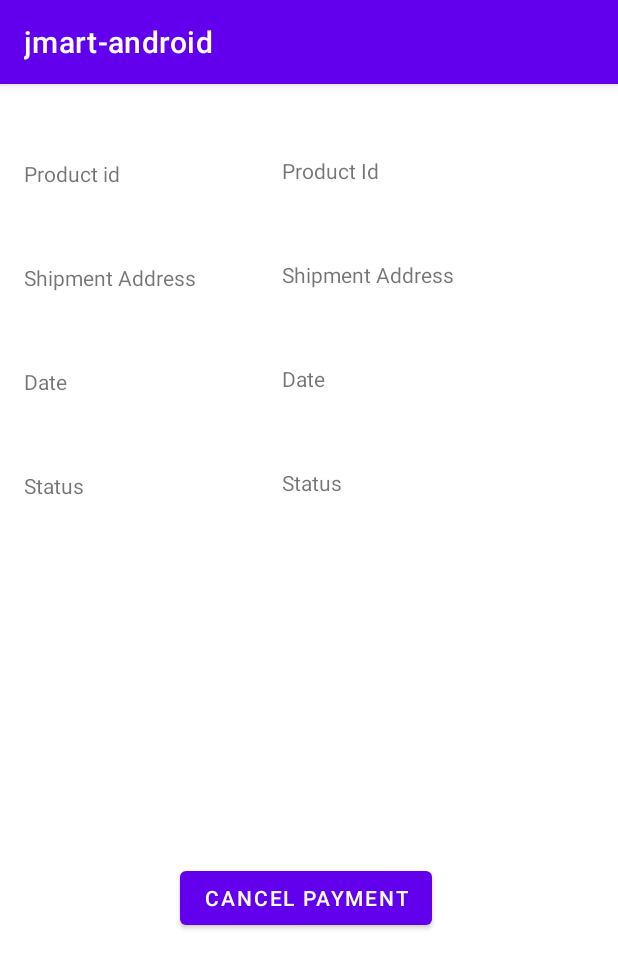
After one commit to Joshevanch/jmart-android, an Android app: the AccountPaymentActivity screen opened directly, with no data from a screen before it, on a phone screen of 412 x 824 dp. The commit adds this screen. Shown: the top 968 px of the screen. Run offline under Robolectric (Android 15) with nearby library versions, the phone set to English and light mode, and no system bars; our stand-ins replace Volley; network calls fail; 5 statements that could not run were skipped.

Commit message:
store cancel and submit payment, account cancel payment

```diff
--- a/app/src/main/AndroidManifest.xml
+++ b/app/src/main/AndroidManifest.xml
@@ -15,7 +15,10 @@
         android:usesCleartextTraffic="true"
         tools:targetApi="m">
         <activity
-            android:name=".StoreActivity"
+            android:name=".StorePaymentActivity"
+            android:exported="false" />
+        <activity
+            android:name=".AccountPaymentActivity"
             android:exported="false" />
         <activity
             android:name=".PaymentActivity"
--- /dev/null
+++ b/app/src/main/java/joshevanJmartFA/jmart_android/AccountPaymentActivity.java
@@ -0,0 +1,67 @@
+package joshevanJmartFA.jmart_android;
+
+import android.content.Intent;
+import android.os.Bundle;
+import android.view.View;
+import android.widget.Button;
+import android.widget.TextView;
+import android.widget.Toast;
+
+import androidx.appcompat.app.AppCompatActivity;
+
+import com.android.volley.RequestQueue;
+import com.android.volley.Response;
+import com.android.volley.VolleyError;
+import com.android.volley.toolbox.Volley;
+
+import java.text.DateFormat;
+import java.text.SimpleDateFormat;
+
+import joshevanJmartFA.jmart_android.model.Invoice;
+import joshevanJmartFA.jmart_android.model.Payment;
+import joshevanJmartFA.jmart_android.request.CancelPaymentRequest;
+import joshevanJmartFA.jmart_android.request.TopUpRequest;
+
+public class AccountPaymentActivity extends AppCompatActivity {
+    DateFormat dateFormat = new SimpleDateFormat("dd MMMM yyyy HH:mm:ss");
+    @Override
+    protected void onCreate(Bundle savedInstanceState) {
+        super.onCreate(savedInstanceState);
+        setContentView(R.layout.activity_account_payment);
+        TextView accountPaymentBuyerId = findViewById(R.id.accountPaymentProductId);
+        TextView accountPaymentDate = findViewById(R.id.accountPaymentDate);
+        TextView accountPaymentStatus = findViewById(R.id.accountPaymentStatus);
+        TextView accountPaymentShipmentAddress = findViewById(R.id.accountPaymentShipmentAddress);
+        Button buttonCancelAccountPayment = findViewById(R.id.buttonCancelAccountPayment);
+        accountPaymentBuyerId.setText(String.valueOf(InvoiceHistoryActivity.accountPayment.productId));
+        accountPaymentDate.setText(dateFormat.format(InvoiceHistoryActivity.accountPayment.date));
+        accountPaymentStatus.setText(InvoiceHistoryActivity.accountPayment.history.get(InvoiceHistoryActivity.accountPayment.history.size()-1).status.name());
+        accountPaymentShipmentAddress.setText(InvoiceHistoryActivity.accountPayment.shipment.address);
+        if (InvoiceHistoryActivity.accountPayment.history.get(InvoiceHistoryActivity.accountPayment.history.size()-1).status != Invoice.Status.WAITING_CONFIRMATION){
+             buttonCancelAccountPayment.setVisibility(View.GONE);
+        }
+        buttonCancelAccountPayment.setOnClickListener(new View.OnClickListener() {
+            @Override
+            public void onClick(View v) {
+                Response.Listener<String> listener = new Response.Listener<String>() {
+                    @Override
+                    public void onResponse(String response) {
+                        Toast.makeText(AccountPaymentActivity.this, "Cancel Payment Successful", Toast.LENGTH_SHORT).show();
+                        Intent intent = new Intent(AccountPaymentActivity.this, MainActivity.class);
+                        startActivity(intent);
+                    }
+                };
+                Response.ErrorListener errorListener = new Response.ErrorListener() {
+                    @Override
+                    public void onErrorResponse(VolleyError error) {
+                        Toast.makeText(AccountPaymentActivity.this, "Cancel Payment failed", Toast.LENGTH_SHORT).show();
+                    }
+                };
+                CancelPaymentRequest cancelPaymentRequest = new CancelPaymentRequest(InvoiceHistoryActivity.accountPayment.id,
+                        listener, errorListener);
+                RequestQueue requestQueue = Volley.newRequestQueue(AccountPaymentActivity.this);
+                requestQueue.add (cancelPaymentRequest);
+            }
+        });
+    }
+}
--- a/app/src/main/java/joshevanJmartFA/jmart_android/model/Payment.java
+++ b/app/src/main/java/joshevanJmartFA/jmart_android/model/Payment.java
@@ -20,6 +20,6 @@ public class Payment extends Invoice{
     }
     @Override
     public String toString(){
-        return String.valueOf(this.productId) + "                                    "+this.history.get(this.history.size()-1).status;
+        return String.valueOf(this.productId) + "                                                       "+this.history.get(this.history.size()-1).status;
     }
 }
--- /dev/null
+++ b/app/src/main/res/layout/activity_account_payment.xml
@@ -0,0 +1,99 @@
+<?xml version="1.0" encoding="utf-8"?>
+<androidx.constraintlayout.widget.ConstraintLayout xmlns:android="http://schemas.android.com/apk/res/android"
+    xmlns:app="http://schemas.android.com/apk/res-auto"
+    xmlns:tools="http://schemas.android.com/tools"
+    android:layout_width="match_parent"
+    android:layout_height="match_parent"
+    tools:context=".StorePaymentActivity">
+
+    <TextView
+        android:id="@+id/textView3"
+        android:layout_width="wrap_content"
+        android:layout_height="wrap_content"
+        android:layout_marginStart="16dp"
+        android:layout_marginTop="50dp"
+        android:text="Product id"
+        app:layout_constraintStart_toStartOf="parent"
+        app:layout_constraintTop_toTopOf="parent" />
+
+    <TextView
+        android:id="@+id/textView4"
+        android:layout_width="wrap_content"
+        android:layout_height="wrap_content"
+        android:layout_marginStart="16dp"
+        android:layout_marginTop="50dp"
+        android:text="Shipment Address"
+        app:layout_constraintStart_toStartOf="parent"
+        app:layout_constraintTop_toBottomOf="@+id/textView3" />
+
+    <TextView
+        android:id="@+id/accountPaymentProductId"
+        android:layout_width="wrap_content"
+        android:layout_height="wrap_content"
+        android:layout_marginStart="108dp"
+        android:layout_marginTop="48dp"
+        android:text="Product Id"
+        app:layout_constraintStart_toEndOf="@+id/textView3"
+        app:layout_constraintTop_toTopOf="parent" />
+
+    <TextView
+        android:id="@+id/accountPaymentDate"
+        android:layout_width="wrap_content"
+        android:layout_height="wrap_content"
+        android:layout_marginStart="143dp"
+        android:layout_marginTop="50dp"
+        android:text="Date"
+        app:layout_constraintStart_toEndOf="@+id/textView5"
+        app:layout_constraintTop_toBottomOf="@+id/accountPaymentShipmentAddress" />
+
+    <TextView
+        android:id="@+id/accountPaymentStatus"
+        android:layout_width="170dp"
+        android:layout_height="20dp"
+        android:layout_marginStart="132dp"
+        android:layout_marginTop="50dp"
+        android:text="Status"
+        app:layout_constraintStart_toEndOf="@+id/textView6"
+        app:layout_constraintTop_toBottomOf="@+id/accountPaymentDate" />
+
+    <TextView
+        android:id="@+id/accountPaymentShipmentAddress"
+        android:layout_width="wrap_content"
+        android:layout_height="wrap_content"
+        android:layout_marginStart="57dp"
+        android:layout_marginTop="50dp"
+        android:text="Shipment Address"
+        app:layout_constraintStart_toEndOf="@+id/textView4"
+        app:layout_constraintTop_toBottomOf="@+id/accountPaymentProductId" />
+
+    <TextView
+        android:id="@+id/textView6"
+        android:layout_width="wrap_content"
+        android:layout_height="wrap_content"
+        android:layout_marginStart="16dp"
+        android:layout_marginTop="50dp"
+        android:text="Status"
+        app:layout_constraintStart_toStartOf="parent"
+        app:layout_constraintTop_toBottomOf="@+id/textView5" />
+
+    <TextView
+        android:id="@+id/textView5"
+        android:layout_width="wrap_content"
+        android:layout_height="wrap_content"
+        android:layout_marginStart="16dp"
+        android:layout_marginTop="50dp"
+        android:text="Date"
+        app:layout_constraintStart_toStartOf="parent"
+        app:layout_constraintTop_toBottomOf="@+id/textView4" />
+
+    <Button
+        android:id="@+id/buttonCancelAccountPayment"
+        android:layout_width="wrap_content"
+        android:layout_height="wrap_content"
+        android:layout_marginStart="120dp"
+        android:layout_marginTop="380dp"
+        android:text="Cancel Payment"
+        app:layout_constraintStart_toStartOf="parent"
+        app:layout_constraintTop_toBottomOf="@+id/textView4" />
+
+</androidx.constraintlayout.widget.ConstraintLayout>
```
Also changed, not shown: app/src/main/java/joshevanJmartFA/jmart_android/AboutMeActivity.java (+4 -4 lines), app/src/main/java/joshevanJmartFA/jmart_android/InvoiceHistoryActivity.java (+85 -11 lines), app/src/main/java/joshevanJmartFA/jmart_android/PaymentActivity.java (+17 -1 lines), app/src/main/java/joshevanJmartFA/jmart_android/StoreActivity.java (deleted, +0 -26 lines), app/src/main/java/joshevanJmartFA/jmart_android/StorePaymentActivity.java (added, +96 -0 lines), app/src/main/java/joshevanJmartFA/jmart_android/request/CancelPaymentRequest.java (added, +21 -0 lines), app/src/main/java/joshevanJmartFA/jmart_android/request/SubmitPaymentRequest.java (added, +21 -0 lines), app/src/main/res/layout/activity_store_payment.xml (renamed from app/src/main/res/layout/activity_store.xml, +21 -1 lines).
